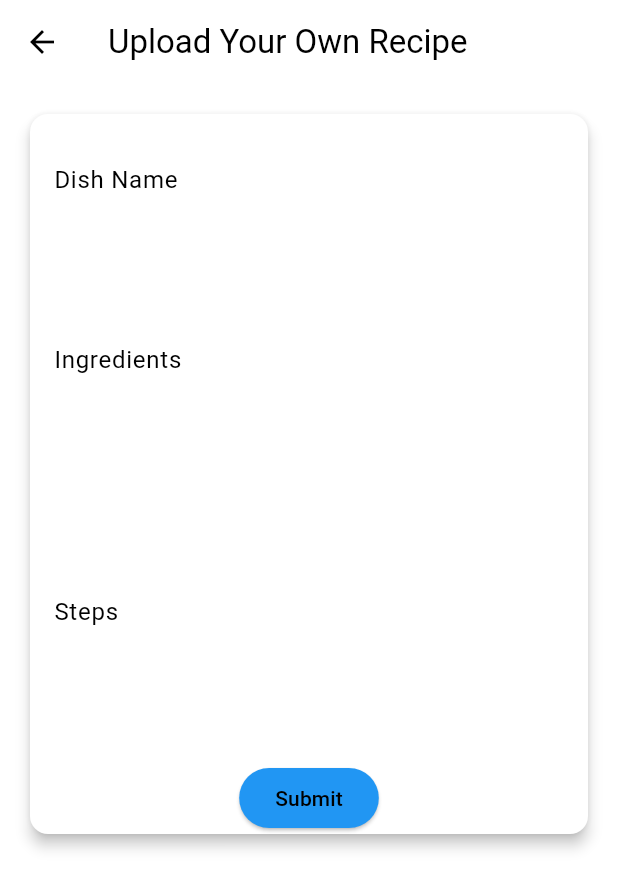
After one commit to LeniGuo/icook_app, a Flutter app: the UserScreen screen opened directly, after a tap on the "add" icon, on a phone screen of 412 x 824 dp. The commit adds this screen. Shown: the top 889 px of the screen. Run offline on Flutter 3.47's test engine with Material 3 defaults, Android fonts, the phone set to English and light mode, and no system bars; our stand-ins replace image_picker.

Commit message:
Add upload

```diff
--- a/lib/frame/recipe/recipe.dart
+++ b/lib/recipe.dart
@@ -1,5 +1,5 @@
 import 'package:flutter/material.dart';
-import 'package:icook/frame/user/user.dart';
+import 'package:icook/user.dart';
 class RecipeDetailPage extends StatefulWidget {
   final String recipeName;
   RecipeDetailPage({required this.recipeName});
--- a/lib/sidebar.dart
+++ b/lib/sidebar.dart
@@ -1,5 +1,5 @@
 import 'package:flutter/material.dart';
-import 'package:icook/frame/user/user.dart';
+import 'package:icook/user.dart';
 
 class SideBar extends StatelessWidget {
   final List<List<String>> history;
--- /dev/null
+++ b/lib/upload.dart
@@ -0,0 +1,84 @@
+import 'package:flutter/material.dart';
+
+class UploadRecipeScreen extends StatefulWidget {
+  @override
+  _UploadRecipeScreenState createState() => _UploadRecipeScreenState();
+}
+
+class _UploadRecipeScreenState extends State<UploadRecipeScreen> {
+  final TextEditingController _recipeNameController = TextEditingController();
+  final TextEditingController _recipeIngredientsController = TextEditingController();
+  final TextEditingController _recipeStepsController = TextEditingController();
+  // ... 可以为其他表单字段添加更多的TextEditingController
+
+  @override
+  Widget build(BuildContext context) {
+    return Scaffold(
+      appBar: AppBar(
+        title: Text('Upload Your Own Recipe'),
+      ),
+      body: SingleChildScrollView( // 使用SingleChildScrollView来处理可能的溢出
+        child: Padding(
+          padding: const EdgeInsets.all(16.0),
+          child: Card( // 使用Card widget来包裹表单内容，增加立体感
+            elevation: 4.0, // 设置卡片阴影大小
+            child: Column(
+              mainAxisSize: MainAxisSize.min, // 让卡片大小适应其内容
+              children: <Widget>[
+                SizedBox(height: 16.0),
+                TextField(
+                  controller: _recipeNameController,
+                  decoration: InputDecoration(
+                    labelText: 'Dish Name',
+                    border: OutlineInputBorder( // 设置输入框边框
+                      borderRadius: BorderRadius.circular(10.0),
+                    ),
+                  ),
+                ),
+                SizedBox(height: 16.0), // 添加间距
+                TextField(
+                  controller: _recipeIngredientsController,
+                  decoration: InputDecoration(
+                    labelText: 'Ingredients',
+                    border: OutlineInputBorder(
+                      borderRadius: BorderRadius.circular(10.0),
+                    ),
+                  ),
+                  maxLines: 5, // 如果食材列表很长，允许多行输入
+                  keyboardType: TextInputType.multiline,
+                ),
+                SizedBox(height: 16.0), // 添加间距
+                TextField(
+                  controller: _recipeStepsController,
+                  decoration: InputDecoration(
+                    labelText: 'Steps',
+                    border: OutlineInputBorder(
+                      borderRadius: BorderRadius.circular(10.0),
+                    ),
+                  ),
+                  maxLines: 5, // 如果食材列表很长，允许多行输入
+                  keyboardType: TextInputType.multiline,
+                ),
+                // ... 添加其他表单控件，如步骤、图片上传等
+
+                SizedBox(height: 24.0), // 添加更多间距
+                ElevatedButton(
+                  style: ElevatedButton.styleFrom(
+                    backgroundColor: Colors.blue,
+                    foregroundColor: Colors.black,// 在这里设置按钮的主色调
+                  ),
+                  onPressed: () {
+                    // 处理按钮点击事件
+                  },
+                  child: Text('Submit'),
+                ),
+              ],
+            ),
+          ),
+        ),
+      ),
+    );
+  }
+
+// ... 其他方法保持不变
+}
--- a/lib/frame/user/user.dart
+++ b/lib/user.dart
@@ -1,5 +1,6 @@
 import 'package:flutter/material.dart';
-import 'package:icook/frame/recipe/recipe.dart';
+import 'package:icook/recipe.dart';
+import 'package:icook/upload.dart';
 class UserScreen extends StatefulWidget {
   @override
   PersonalHomePage createState()=>PersonalHomePage();
@@ -11,6 +12,16 @@ class PersonalHomePage extends State<UserScreen> {
     return Scaffold(
       appBar: AppBar(
         title: Text('USER'),
+        actions: <Widget>[ // 在这里添加actions属性来放置按钮
+          IconButton(
+            icon: Icon(Icons.add), // 使用加号图标
+            tooltip: '上传菜谱',
+            onPressed: () {
+              // 导航到上传菜谱页面
+              Navigator.of(context).push(MaterialPageRoute(builder: (context) => UploadRecipeScreen()));
+            },
+          ),
+        ],
       ),
       body: ListView( // 移除了Center，因为ListView本身可以滚动，不需要再居中
         padding: const EdgeInsets.all(16.0),
--- a/pubspec.yaml
+++ b/pubspec.yaml
@@ -39,6 +39,7 @@ dependencies:
 dev_dependencies:
   flutter_test:
     sdk: flutter
+  image_picker: ^0.8.4+4
 
   # The "flutter_lints" package below contains a set of recommended lints to
   # encourage good coding practices. The lint set provided by the package is
@@ -64,7 +65,7 @@ flutter:
     - assets/images/shrimp.jpg
     - assets/images/user_avatar.jpg
     - assets/images/fish_salad.jpg
-    - assets/share.jpeg
+    - assets/images/share.jpeg
 
   # An image asset can refer to one or more resolution-specific "variants", see
   # https://flutter.dev/assets-and-images/#resolution-aware
```
Also changed, not shown: pubspec.lock, 5 other files.
